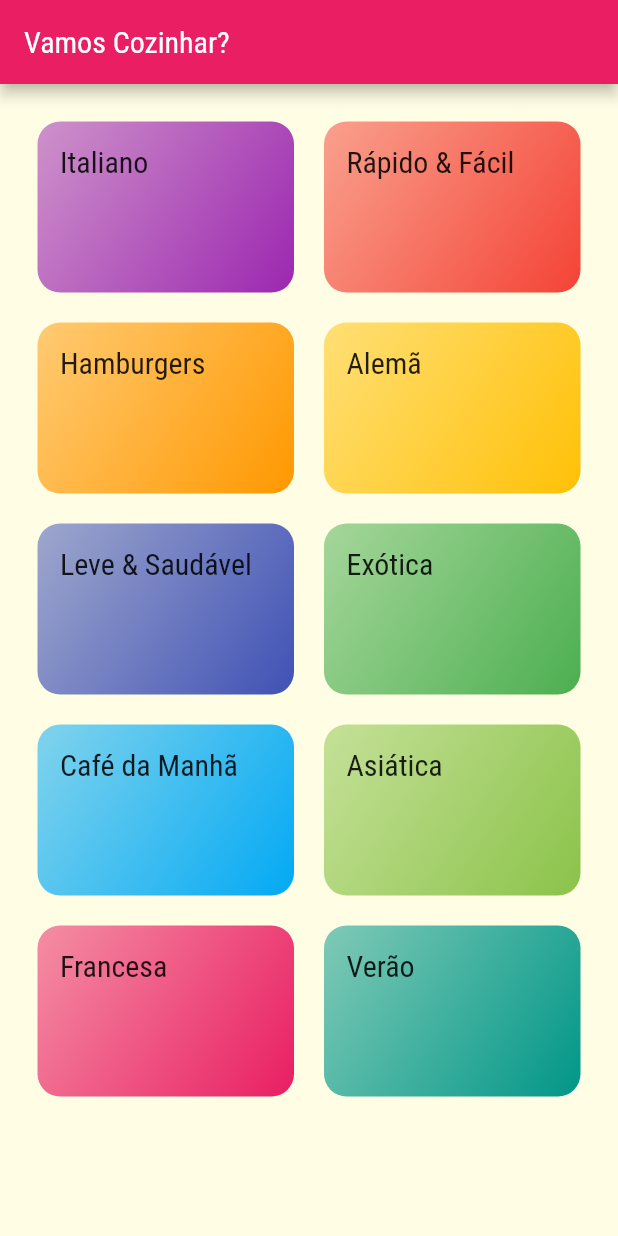
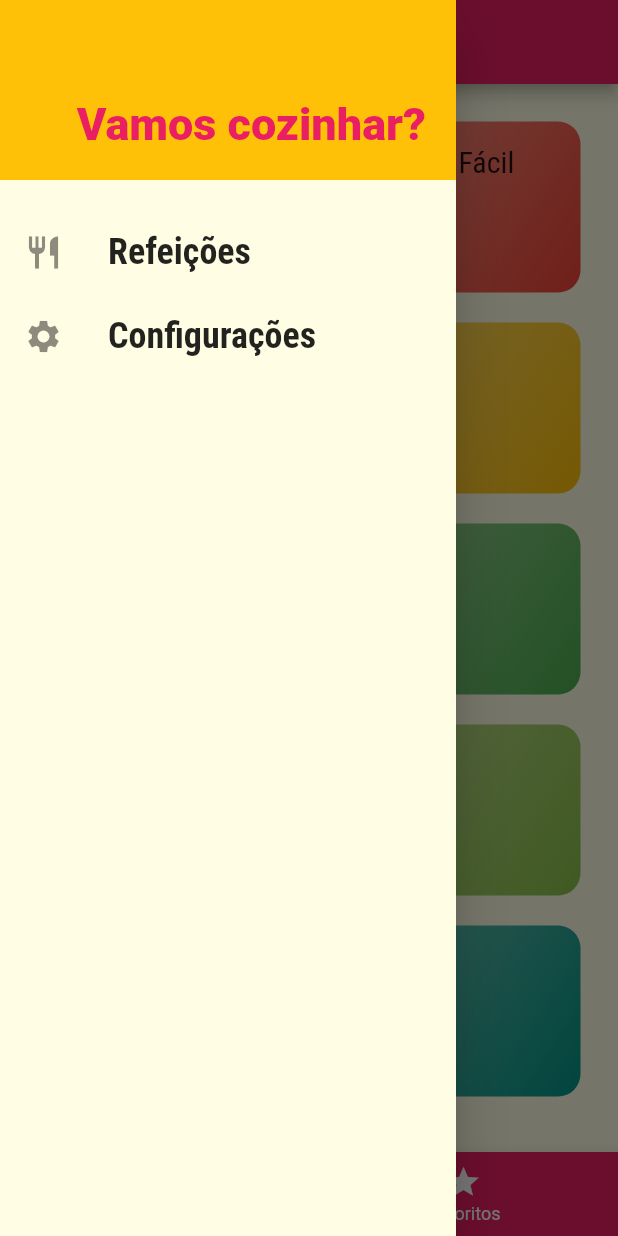
Before and after one commit to marcelonuness/Meals, a Flutter app: the screen it shows after launch, with the side drawer open (before the commit the screen has no drawer), on a phone screen of 412 x 824 dp. Run offline on Flutter 3.47's test engine with Material 2 defaults, Android fonts, the phone set to English and light mode, and no system bars.

Commit message:
v 18-11-2022.2

```diff
--- a/meals/lib/components/category_item.dart
+++ b/meals/lib/components/category_item.dart
@@ -18,13 +18,13 @@ class CategoryItem extends StatelessWidget {
   Widget build(BuildContext context) {
     return InkWell(
       onTap: () => _selectCategory(context),
-      splashColor: Theme.of(context).colorScheme.onSecondary,
+      splashColor: Theme.of(context).colorScheme.secondary,
       borderRadius: BorderRadius.circular(15),
       child: Container(
         padding: EdgeInsets.all(15),
         child: Text(
           category.title!,
-          style: Theme.of(context).textTheme.headline6,
+          style: Theme.of(context).textTheme.titleLarge,
         ),
         decoration: BoxDecoration(
           borderRadius: BorderRadius.circular(15),
--- /dev/null
+++ b/meals/lib/components/main_drawer.dart
@@ -0,0 +1,58 @@
+import 'package:flutter/material.dart';
+import '../utils/app_routes.dart';
+
+class MainDrawer extends StatelessWidget {
+  Widget _createItem(IconData icon, String label, VoidCallback onTap) {
+    return ListTile(
+      leading: Icon(
+        icon,
+        size: 26,
+      ),
+      title: Text(
+        label,
+        style: TextStyle(
+          fontFamily: "RobotoCondensed",
+          fontSize: 24,
+          fontWeight: FontWeight.bold,
+        ),
+      ),
+      onTap: onTap,
+    );
+  }
+
+  @override
+  Widget build(BuildContext context) {
+    return Drawer(
+      child: Column(
+        children: [
+          Container(
+            height: 120,
+            width: double.infinity,
+            padding: EdgeInsets.all(20),
+            color: Theme.of(context).accentColor,
+            alignment: Alignment.bottomRight,
+            child: Text(
+              "Vamos cozinhar?",
+              style: TextStyle(
+                fontWeight: FontWeight.w900,
+                fontSize: 30,
+                color: Theme.of(context).primaryColor,
+              ),
+            ),
+          ),
+          SizedBox(height: 20),
+          _createItem(
+            Icons.restaurant,
+            "Refeições",
+            () => Navigator.of(context).pushNamed(AppRoutes.HOME),
+          ),
+          _createItem(
+            Icons.settings,
+            "Configurações",
+            () => Navigator.of(context).pushNamed(AppRoutes.SETTINGS),
+          ),
+        ],
+      ),
+    );
+  }
+}
--- a/meals/lib/main.dart
+++ b/meals/lib/main.dart
@@ -1,7 +1,10 @@
 import 'package:flutter/material.dart';
-import 'screens/categories_screen.dart';
+import './screens/categories_screen.dart';
 import './screens/categories_meals_screen.dart';
+import './screens/meal_detail_screen.dart';
 import 'utils/app_routes.dart';
+import 'screens/tabs_screen.dart';
+import 'screens/settings_screen.dart';
 
 void main() => runApp(MyApp());
 
@@ -14,17 +17,26 @@ class MyApp extends StatelessWidget {
         primarySwatch: Colors.pink,
         accentColor: Colors.amber,
         fontFamily: "Raleway",
-        canvasColor: Color.fromRGBO(255, 254, 229, 1),
+        canvasColor: const Color.fromRGBO(255, 254, 229, 1),
         textTheme: ThemeData.light().textTheme.copyWith(
-              headline6: TextStyle(
+              titleLarge: const TextStyle(
                 fontSize: 20,
                 fontFamily: "RobotoCondensed",
               ),
             ),
       ),
       routes: {
-        AppRoutes.HOME: (ctx) => CategoriesScreen(),
+        AppRoutes.HOME: (ctx) => TabsScreen(),
         AppRoutes.CATEGORIES_MEALS: (ctx) => CategoriesMealsScreen(),
+        AppRoutes.MEAL_DETAIL: (ctx) => MealDetailScreen(),
+        AppRoutes.SETTINGS: (ctx) => SettingsScreen(),
+      },
+      onUnknownRoute: (settings) {
+        return MaterialPageRoute(
+          builder: (_) {
+            return CategoriesScreen();
+          },
+        );
       },
     );
   }
--- a/meals/lib/screens/categories_screen.dart
+++ b/meals/lib/screens/categories_screen.dart
@@ -5,11 +5,7 @@ import '../data/dummy_data.dart';
 class CategoriesScreen extends StatelessWidget {
   @override
   Widget build(BuildContext context) {
-    return Scaffold(
-      appBar: AppBar(
-        title: Text("Vamos Cozinhar?"),
-      ),
-      body: GridView(
+    return GridView(
       padding: EdgeInsets.all(25),
       gridDelegate: SliverGridDelegateWithMaxCrossAxisExtent(
         maxCrossAxisExtent: 200,
@@ -20,7 +16,6 @@ class CategoriesScreen extends StatelessWidget {
       children: DUMMY_CATEGORIES.map((cat) {
         return CategoryItem(cat);
       }).toList(),
-      ),
     );
   }
 }
--- /dev/null
+++ b/meals/lib/screens/settings_screen.dart
@@ -0,0 +1,17 @@
+
+import 'package:flutter/material.dart';
+
+class SettingsScreen extends StatelessWidget {
+
+  @override
+  Widget build(BuildContext context) {
+    return Scaffold(
+      appBar: AppBar(
+        title: Text("Configurações"),
+      ),
+      body: Center(
+        child: Text("Configurações!"),
+      ),
+    );
+  }
+}
--- /dev/null
+++ b/meals/lib/screens/tabs_screen.dart
@@ -0,0 +1,53 @@
+import 'package:flutter/material.dart';
+import 'categories_screen.dart';
+import 'favorite_screen.dart';
+import '../components/main_drawer.dart';
+
+class TabsScreen extends StatefulWidget {
+  @override
+  State<TabsScreen> createState() => _TabsScreenState();
+}
+
+class _TabsScreenState extends State<TabsScreen> {
+  int _selectedScreenIndex = 0;
+  final List<Map<String, Object>> _screens = [
+    {"title": "Lista de Categorias", "screen": CategoriesScreen()},
+    {"title": "Meus Favoritos", "screen": FavoriteScreen()}
+  ];
+
+  _selectScreen(int index) {
+    setState(() {
+      _selectedScreenIndex = index;
+    });
+  }
+
+  @override
+  Widget build(BuildContext context) {
+    return Scaffold(
+      appBar: AppBar(
+        title: Text(
+          _screens[_selectedScreenIndex]["title"] as String,
+        ),
+      ),
+      drawer: MainDrawer(),
+      body: _screens[_selectedScreenIndex]["screen"] as Widget,
+      bottomNavigationBar: BottomNavigationBar(
+        onTap: _selectScreen,
+        backgroundColor: Theme.of(context).primaryColor,
+        unselectedItemColor: Colors.white,
+        selectedItemColor: Theme.of(context).accentColor,
+        currentIndex: _selectedScreenIndex,
+        items: [
+          BottomNavigationBarItem(
+            icon: Icon(Icons.category),
+            label: "Categorias",
+          ),
+          BottomNavigationBarItem(
+            icon: Icon(Icons.star),
+            label: "Favoritos",
+          ),
+        ],
+      ),
+    );
+  }
+}
--- a/meals/lib/utils/app_routes.dart
+++ b/meals/lib/utils/app_routes.dart
@@ -1,4 +1,6 @@
 class AppRoutes {
   static const HOME = "/";
   static const CATEGORIES_MEALS = "/categories-meals";
+  static const MEAL_DETAIL = "/meal-detail";
+  static const SETTINGS = "/settings";
 }
```
Also changed, not shown: meals/lib/components/meal_item.dart (+8 -2 lines), meals/lib/screens/favorite_screen.dart (added, +12 -0 lines), meals/lib/screens/meal_detail_screen.dart (added, +93 -0 lines). Lines whose indentation alone changed are shown as unchanged.
